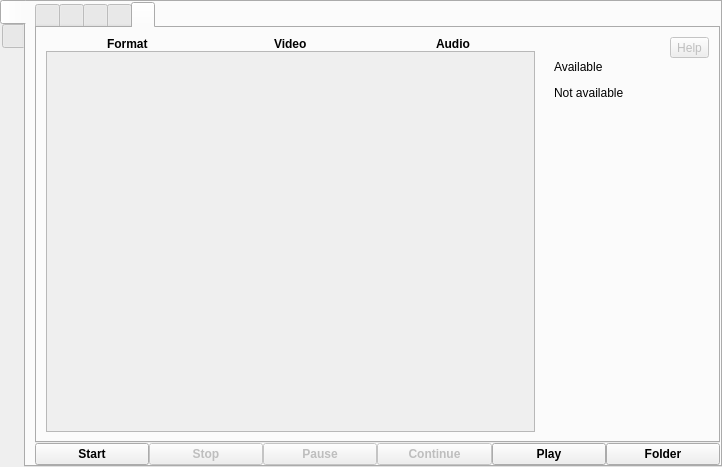
This is src/wayland/formMainWindow_wl.ui in vkohaupt/vokoscreenNG as Qt 5 draws it before an edit. The edited form follows.
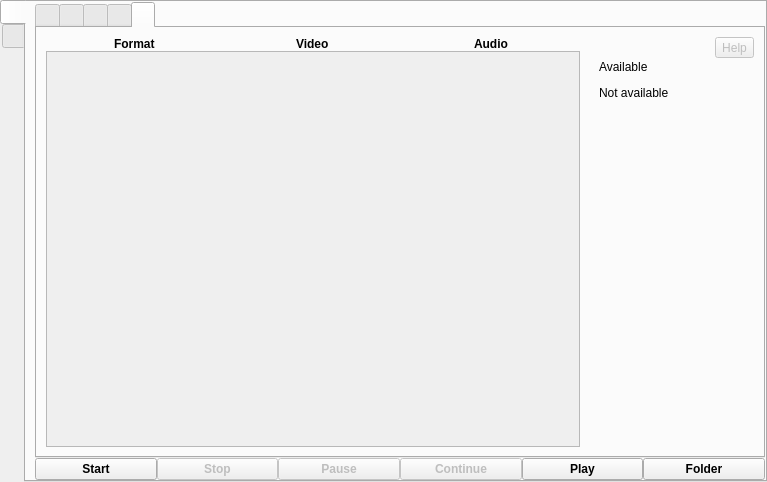
This is the edited form. The open tabs and pages were chosen to show the change. Icons and pictures are not drawn.

Commit message: Wayland: translation no

```diff
--- a/src/wayland/formMainWindow_wl.ui
+++ b/src/wayland/formMainWindow_wl.ui
@@ -6,8 +6,8 @@
    <rect>
     <x>0</x>
     <y>0</y>
-    <width>722</width>
-    <height>467</height>
+    <width>767</width>
+    <height>482</height>
    </rect>
   </property>
   <property name="windowTitle">
@@ -772,8 +772,8 @@
                   <rect>
                    <x>0</x>
                    <y>0</y>
-                   <width>402</width>
-                   <height>331</height>
+                   <width>431</width>
+                   <height>337</height>
                   </rect>
                  </property>
                  <layout class="QGridLayout" name="gridLayoutAvailable">
```
Left out of the diff: 6 changed lines with no effect on the pictures.
